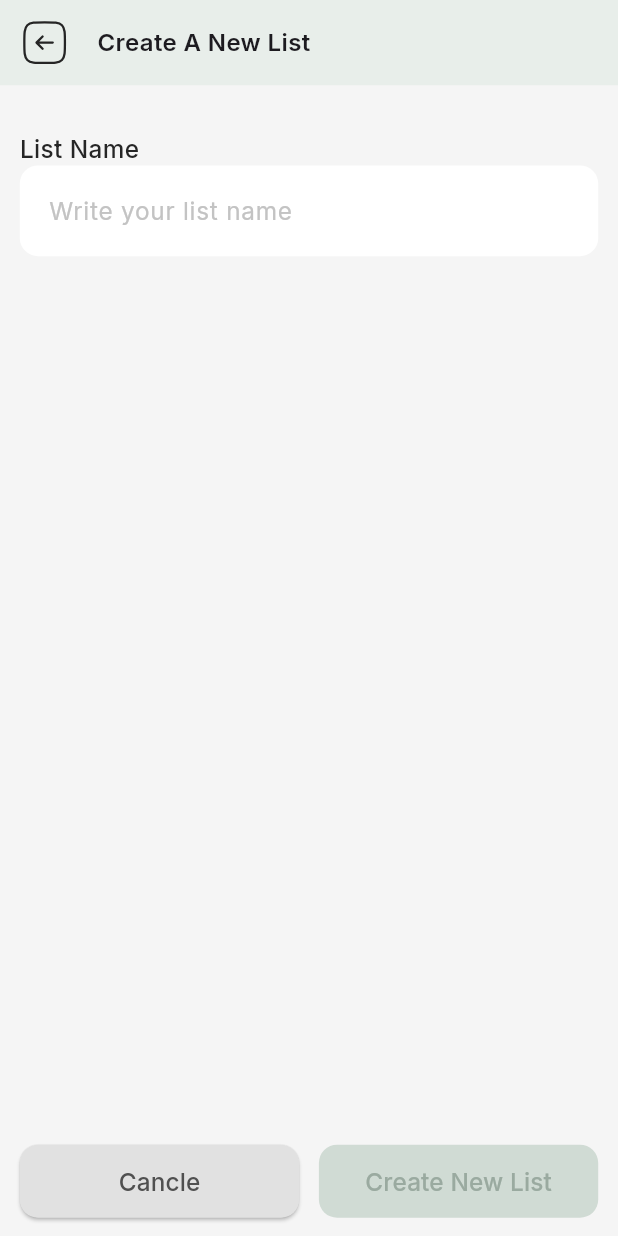
After one commit to sajidrec/flutter_nsn, a Flutter app: the CreateNewListPage screen opened by its route, on a phone screen of 412 x 824 dp. The commit adds this screen. Run offline on Flutter 3.47's test engine with Material 3 defaults, Android fonts, the phone set to English and light mode, and no system bars; our stand-ins replace cached_network_image, flutter_screenutil, flutter_svg, get, google_fonts, pinput.

Commit message:
- add create new list

```diff
--- a/lib/app/core/constants/app_assets.dart
+++ b/lib/app/core/constants/app_assets.dart
@@ -36,4 +36,9 @@ class AppAssets {
 
   static const String up_down_arrow_icon =
       "assets/icons/up_down_arrow_icon.svg";
+
+  static const String back_arrow_rounded_icon =
+      "assets/icons/back_arrow_rounded_icon.svg";
+
+
 }
--- /dev/null
+++ b/lib/app/modules/create_new_list_page/presentation/binding/create_new_list_page_binding.dart
@@ -0,0 +1,10 @@
+import 'package:get/get.dart';
+
+import '../controller/create_new_list_page_controller.dart';
+
+class CreateNewListPageBinding extends Bindings {
+  @override
+  void dependencies() {
+    Get.lazyPut(() => CreateNewListPageController(), fenix: true);
+  }
+}
--- /dev/null
+++ b/lib/app/modules/create_new_list_page/presentation/controller/create_new_list_page_controller.dart
@@ -0,0 +1,27 @@
+import 'package:flutter/cupertino.dart';
+import 'package:get/get.dart';
+
+class CreateNewListPageController extends GetxController {
+  final listNameTEC = TextEditingController();
+
+  bool disableCreateNewListButton = true;
+
+  @override
+  void onInit() {
+    super.onInit();
+    listNameTEC.addListener(() {
+      if (listNameTEC.text.isNotEmpty) {
+        disableCreateNewListButton = false;
+      } else {
+        disableCreateNewListButton = true;
+      }
+      update();
+    });
+  }
+
+  @override
+  void onClose() {
+    listNameTEC.dispose();
+    super.onClose();
+  }
+}
--- /dev/null
+++ b/lib/app/modules/create_new_list_page/presentation/views/create_new_list_page.dart
@@ -0,0 +1,118 @@
+import 'package:flutter/material.dart';
+import 'package:flutter_screenutil/flutter_screenutil.dart';
+import 'package:flutter_svg/flutter_svg.dart';
+import 'package:get/get.dart';
+import 'package:nsn/app/core/constants/app_assets.dart';
+import 'package:nsn/app/global_widgets/gray_button_full_sized_widget.dart';
+import 'package:nsn/app/modules/create_new_list_page/presentation/controller/create_new_list_page_controller.dart';
+
+import '../../../../core/constants/app_colors.dart';
+import '../../../../global_widgets/green_button_full_sized_widget.dart';
+import '../widgets/craete_new_list_text_field_widget.dart';
+
+class CreateNewListPage extends StatelessWidget {
+  const CreateNewListPage({super.key});
+
+  @override
+  Widget build(BuildContext context) {
+    return SafeArea(
+      child: Scaffold(
+        bottomNavigationBar: Padding(
+          padding: EdgeInsets.symmetric(vertical: 12.sp),
+          child: GetBuilder<CreateNewListPageController>(
+            builder: (controller) {
+              return Row(
+                children: [
+                  SizedBox(width: 12.w),
+                  SizedBox(
+                    width: 169.5.w,
+                    child: GrayButtonFullSizedWidget(
+                      buttonText: "Cancle",
+                      callbackFunction: () {},
+                    ),
+                  ),
+                  SizedBox(width: 12.w),
+                  SizedBox(
+                    width: 169.5.w,
+                    child: GreenButtonFullSizedWidget(
+                      buttonText: "Create New List",
+                      callbackFunction: controller.disableCreateNewListButton
+                          ? null
+                          : () {},
+                    ),
+                  ),
+                ],
+              );
+            },
+          ),
+        ),
+        body: SingleChildScrollView(
+          child: Column(
+            crossAxisAlignment: CrossAxisAlignment.start,
+            mainAxisAlignment: MainAxisAlignment.start,
+            children: [
+              _buildCustomAppBar(),
+              SizedBox(height: 30.h),
+              Padding(
+                padding: EdgeInsets.symmetric(horizontal: 12.w),
+                child: Column(
+                  crossAxisAlignment: CrossAxisAlignment.start,
+                  children: [
+                    Text(
+                      "List Name",
+                      style: TextStyle(
+                        fontSize: 16.sp,
+                        color: AppColors.blackText,
+                        fontWeight: FontWeight.w500,
+                      ),
+                    ),
+                    GetBuilder<CreateNewListPageController>(
+                      builder: (controller) {
+                        return CreateNewListTextFieldWidget(
+                          tec: controller.listNameTEC,
+                          iconPath: AppAssets.appLogo,
+                          hintText: "Write your list name",
+                          isPasswordTextField: false,
+                        );
+                      },
+                    ),
+                  ],
+                ),
+              ),
+            ],
+          ),
+        ),
+      ),
+    );
+  }
+
+  Container _buildCustomAppBar() {
+    return Container(
+      width: double.infinity,
+      height: 56.h,
+      decoration: BoxDecoration(color: AppColors.lightGreenBg),
+      child: Padding(
+        padding: EdgeInsets.all(12.sp),
+        child: Row(
+          children: [
+            InkWell(
+              onTap: () {
+                Get.back();
+              },
+              child: SvgPicture.asset(
+                AppAssets.back_arrow_rounded_icon,
+                width: 32.w,
+                height: 32.h,
+              ),
+            ),
+            SizedBox(width: 16.w),
+            Text(
+              "Create A New List",
+              style: TextStyle(fontSize: 16, fontWeight: FontWeight.w600),
+            ),
+          ],
+        ),
+      ),
+    );
+  }
+}
--- /dev/null
+++ b/lib/app/modules/create_new_list_page/presentation/widgets/craete_new_list_text_field_widget.dart
@@ -0,0 +1,70 @@
+import 'package:flutter/material.dart';
+import 'package:flutter_screenutil/flutter_screenutil.dart';
+import 'package:google_fonts/google_fonts.dart';
+
+import '../../../../core/constants/app_colors.dart';
+
+class CreateNewListTextFieldWidget extends StatefulWidget {
+  const CreateNewListTextFieldWidget({
+    super.key,
+    required this.tec,
+    required this.iconPath,
+    required this.hintText,
+    required this.isPasswordTextField,
+  });
+
+  final TextEditingController tec;
+  final String iconPath;
+  final String hintText;
+  final bool isPasswordTextField;
+
+  @override
+  State<CreateNewListTextFieldWidget> createState() =>
+      _CreateNewListTextFieldWidgetState();
+}
+
+class _CreateNewListTextFieldWidgetState
+    extends State<CreateNewListTextFieldWidget> {
+  bool hidePassword = false;
+
+  @override
+  Widget build(BuildContext context) {
+    return TextFormField(
+      controller: widget.tec,
+      obscureText: hidePassword,
+      decoration: InputDecoration(
+        contentPadding: EdgeInsets.symmetric(horizontal: 14.w, vertical: 18.h),
+        // prefixIcon: SvgPicture.asset(
+        //   widget.iconPath,
+        //   width: 24.w,
+        //   height: 24.h,
+        //   fit: BoxFit.scaleDown,
+        // ),
+        // prefixIconConstraints: BoxConstraints(minWidth: 40.w, minHeight: 40.h),
+        suffixIcon: widget.isPasswordTextField
+            ? IconButton(
+                onPressed: () {
+                  hidePassword = !hidePassword;
+                  setState(() {});
+                },
+                icon: Icon(
+                  hidePassword ? Icons.visibility_off : Icons.visibility,
+                ),
+              )
+            : null,
+        hintText: widget.hintText,
+        hintStyle: GoogleFonts.inter(
+          fontSize: 16.sp,
+          fontWeight: FontWeight.w400,
+          color: AppColors.hintTextColor,
+        ),
+        border: OutlineInputBorder(
+          borderSide: BorderSide.none,
+          borderRadius: BorderRadius.circular(12.r),
+        ),
+        filled: true,
+        fillColor: Colors.white,
+      ),
+    );
+  }
+}
--- a/lib/app/modules/home_page/presentation/views/home_search_result_page.dart
+++ b/lib/app/modules/home_page/presentation/views/home_search_result_page.dart
@@ -7,6 +7,7 @@ import 'package:nsn/app/global_widgets/gray_button_full_sized_widget.dart';
 import 'package:nsn/app/global_widgets/green_button_full_sized_widget.dart';
 import 'package:nsn/app/modules/home_page/presentation/controllers/home_search_result_page_controller.dart';
 import 'package:nsn/app/modules/home_page/presentation/widgets/home_search_text_field_widget.dart';
+import 'package:nsn/app/routes/app_routes.dart';
 
 import '../../../../core/constants/app_assets.dart';
 import '../../../../core/constants/app_colors.dart';
@@ -22,34 +23,7 @@ class HomeSearchResultPage extends StatelessWidget {
   Widget build(BuildContext context) {
     return SafeArea(
       child: Scaffold(
-        bottomNavigationBar: Padding(
-          padding: EdgeInsets.symmetric(horizontal: 12.w, vertical: 8.h),
-          child: GetBuilder<HomeSearchResultPageController>(
-            builder: (controller) {
-              return !controller.selectMultipleMode
-                  ? SizedBox.shrink()
-                  : Row(
-                      children: [
-                        SizedBox(width: 8.w),
-                        SizedBox(
-                          width: 162.w,
-                          child: GrayButtonFullSizedWidget(
-                            buttonText: "Cancle",
-                            callbackFunction: () {
-                              controller.toggleSelectMultipleMode();
-                            },
-                          ),
-                        ),
-                        SizedBox(width: 8.w),
-                        SizedBox(
-                          width: 162.w,
-                          child: _buildAddToListButton(controller, context),
-                        ),
-                      ],
-                    );
-            },
-          ),
-        ),
+        bottomNavigationBar: _buildBottomNavBar(context),
         key: scaffoldKey,
         endDrawer: SizedBox(
           width: 325.w,
@@ -257,6 +231,37 @@ class HomeSearchResultPage extends StatelessWidget {
     );
   }
 
+  Padding _buildBottomNavBar(BuildContext context) {
+    return Padding(
+      padding: EdgeInsets.symmetric(horizontal: 12.w, vertical: 8.h),
+      child: GetBuilder<HomeSearchResultPageController>(
+        builder: (controller) {
+          return !controller.selectMultipleMode
+              ? SizedBox.shrink()
+              : Row(
+                  children: [
+                    SizedBox(width: 8.w),
+                    SizedBox(
+                      width: 162.w,
+                      child: GrayButtonFullSizedWidget(
+                        buttonText: "Cancle",
+                        callbackFunction: () {
+                          controller.toggleSelectMultipleMode();
+                        },
+                      ),
+                    ),
+                    SizedBox(width: 8.w),
+                    SizedBox(
+                      width: 162.w,
+                      child: _buildAddToListButton(controller, context),
+                    ),
+                  ],
+                );
+        },
+      ),
+    );
+  }
+
   GreenButtonFullSizedWidget _buildAddToListButton(
     HomeSearchResultPageController controller,
     BuildContext context,
@@ -287,7 +292,9 @@ class HomeSearchResultPage extends StatelessWidget {
                             crossAxisAlignment: CrossAxisAlignment.start,
                             children: [
                               InkWell(
-                                onTap: () {},
+                                onTap: () {
+                                  Get.toNamed(AppRoutes.craeteNewListRoute);
+                                },
                                 child: Text(
                                   "Create New",
                                   style: TextStyle(
--- a/lib/app/routes/app_pages.dart
+++ b/lib/app/routes/app_pages.dart
@@ -1,6 +1,7 @@
 import 'package:get/get.dart';
 import 'package:nsn/app/modules/bottom_navbar/presentation/binding/bottom_navbar_binding.dart';
 import 'package:nsn/app/modules/bottom_navbar/presentation/views/bottom_navbar.dart';
+import 'package:nsn/app/modules/create_new_list_page/presentation/views/create_new_list_page.dart';
 import 'package:nsn/app/modules/home_page/presentation/views/home_page.dart';
 import 'package:nsn/app/modules/home_page/presentation/views/home_search_result_page.dart';
 import '../modules/auth/forget_password_page/binding/forget_password_binding.dart';
@@ -15,6 +16,7 @@ import '../modules/auth/signup_page/presentation/views/welcome_signup_page.dart'
 import '../modules/auth/splash_page/presentation/views/splash_page.dart';
 import '../modules/auth/verification_code_page/presentation/binding/verification_code_page_binding.dart';
 import '../modules/auth/verification_code_page/presentation/view/verification_code_page.dart';
+import '../modules/create_new_list_page/presentation/binding/create_new_list_page_binding.dart';
 import '../modules/home_page/presentation/binding/home_page_binding.dart';
 import '../modules/home_page/presentation/binding/home_search_result_page_binding.dart';
 import 'app_routes.dart';
@@ -68,5 +70,11 @@ class AppPages {
           HomeSearchResultPage(searchKeyword: Get.arguments['searchKeyword']),
       binding: HomeSearchResultPageBinding(),
     ),
+
+    GetPage(
+      name: AppRoutes.craeteNewListRoute,
+      page: () => CreateNewListPage(),
+      binding: CreateNewListPageBinding(),
+    ),
   ];
 }
--- a/lib/app/routes/app_routes.dart
+++ b/lib/app/routes/app_routes.dart
@@ -9,4 +9,5 @@ abstract class AppRoutes {
   static const String bottomNavbarRoute = '/bottomNavbarRoute';
   static const String homeRoute = '/homeRoute';
   static const String homeSearchResultRoute = '/homeSearchResultRoute';
+  static const String craeteNewListRoute = '/craeteNewListRoute';
 }
```
Also changed, not shown: assets/icons/back_arrow_rounded_icon.svg (added).
